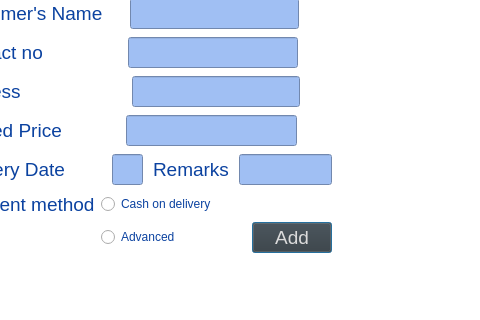
Above: Bhitti/neworder.ui from BigyaDhungana/Bhitti_v2 before the change; both pictures show x 99 to 579 and y 113 to 433 of the 579 by 433 pixel window. Below: the same form after it.
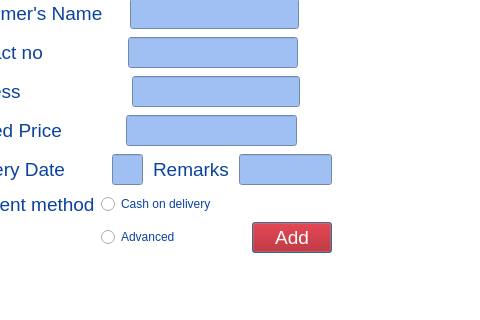
That is the form after the change. Icons and pictures are not drawn.

The edit to the form file:
```diff
--- a/Bhitti/neworder.ui
+++ b/Bhitti/neworder.ui
@@ -385,8 +385,10 @@
          <cursorShape>PointingHandCursor</cursorShape>
         </property>
         <property name="styleSheet">
-         <string notr="true">background-color: rgb(55, 55, 55);
-color: rgb(219, 219, 219);</string>
+         <string notr="true">color: rgb(255, 255, 255);
+background-color: rgb(177, 0, 3);
+;
+font: 900 9pt &quot;Segoe UI Black&quot;;</string>
         </property>
         <property name="text">
          <string>Add</string>
```
